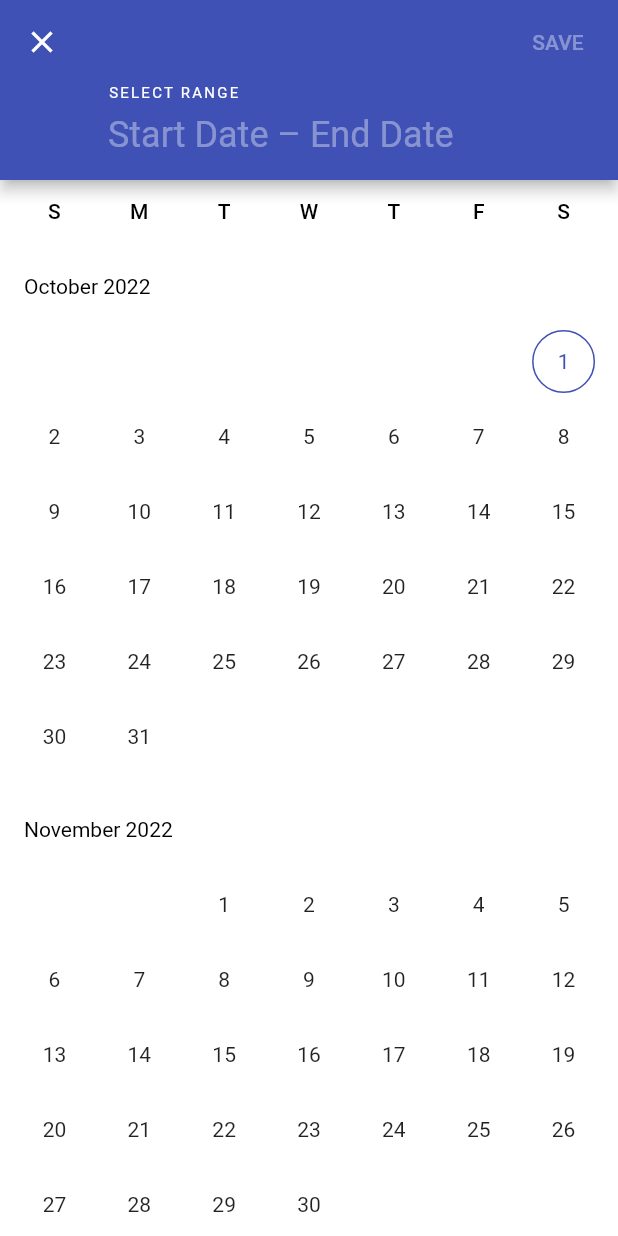
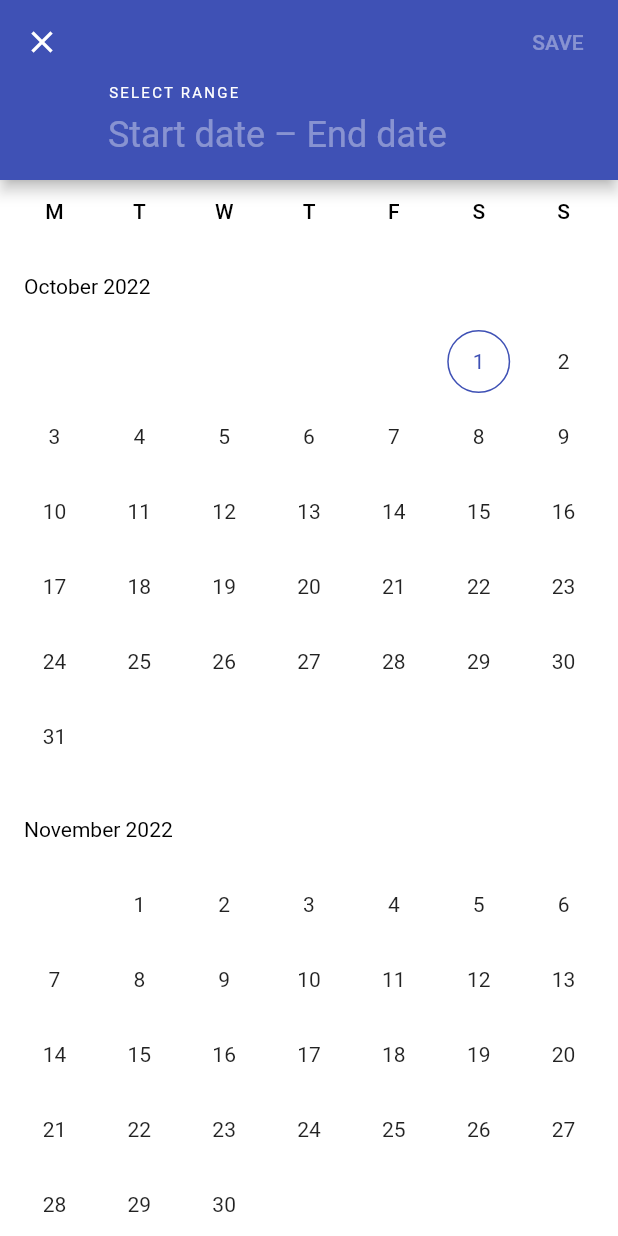
Before and after one commit to motopress/mphb_app, a Flutter app: the CreateBookingPage screen opened directly with empty values, after a tap on the "date range" icon, on a phone screen of 412 x 824 dp. Run offline on Flutter 3.47's test engine with Material 2 defaults, Android fonts, the phone set to English and light mode, and no system bars; our stand-ins replace infinite_scroll_pagination, package_info_plus, rxdart, shared_preferences, table_calendar; missing offline and left inert: lazy_load_indexed_stack, qr_code_scanner; accounts and stored records are empty.

Commit message:
minor fixes

```diff
--- a/lib/screens/bookings/create/search_availability_form.dart
+++ b/lib/screens/bookings/create/search_availability_form.dart
@@ -33,6 +33,7 @@ class _SearchAvailabilityFormState extends State<SearchAvailabilityForm> {
 
 		final DateTimeRange? dateRange = await showDateRangePicker(
 			context: context,
+			locale: const Locale('en', 'GB'),
 			initialEntryMode: DatePickerEntryMode.calendarOnly,
 			firstDate: DateTime.now(),
 			lastDate: DateTime( DateTime.now().year + 10, 12, 31 ),
@@ -136,15 +137,16 @@ class _SearchAvailabilityFormState extends State<SearchAvailabilityForm> {
 									},
 								),
 							),
+							SizedBox(width: 10),
 							Container(
 								decoration: BoxDecoration(
-									border: Border.all(color: Colors.indigo.shade100),
+									border: Border.all(color: Colors.grey.shade100),
 									shape: BoxShape.circle,
 								),
 								child: IconButton(
 									icon: const Icon(Icons.date_range_outlined),
 									onPressed: _showDateRangePicker,
-									color: Colors.indigo.shade900,
+									color: Colors.black,
 								),
 							),
 						],
--- a/pubspec.yaml
+++ b/pubspec.yaml
@@ -15,7 +15,7 @@ publish_to: 'none' # Remove this line if you wish to publish to pub.dev
 # In iOS, build-name is used as CFBundleShortVersionString while build-number used as CFBundleVersion.
 # Read more about iOS versioning at
 # https://developer.apple.com/library/archive/documentation/General/Reference/InfoPlistKeyReference/Articles/CoreFoundationKeys.html
-version: 1.1.0+7
+version: 1.1.0+8
 
 environment:
   sdk: ">=2.12.0 <3.0.0"
@@ -28,6 +28,8 @@ environment:
 # versions available, run `flutter pub outdated`.
 dependencies:
   flutter:
+    sdk: flutter
+  flutter_localizations:
     sdk: flutter
 
 
```
Also changed, not shown: lib/main.dart (+8 -0 lines), lib/screens/calendar.dart (+8 -4 lines), pubspec.lock.
